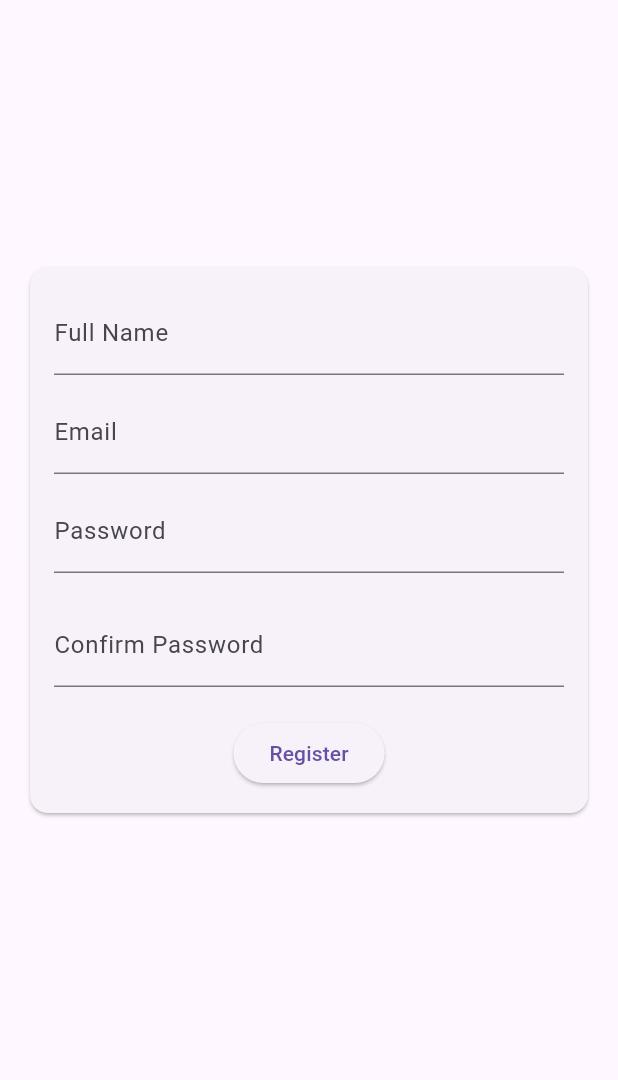
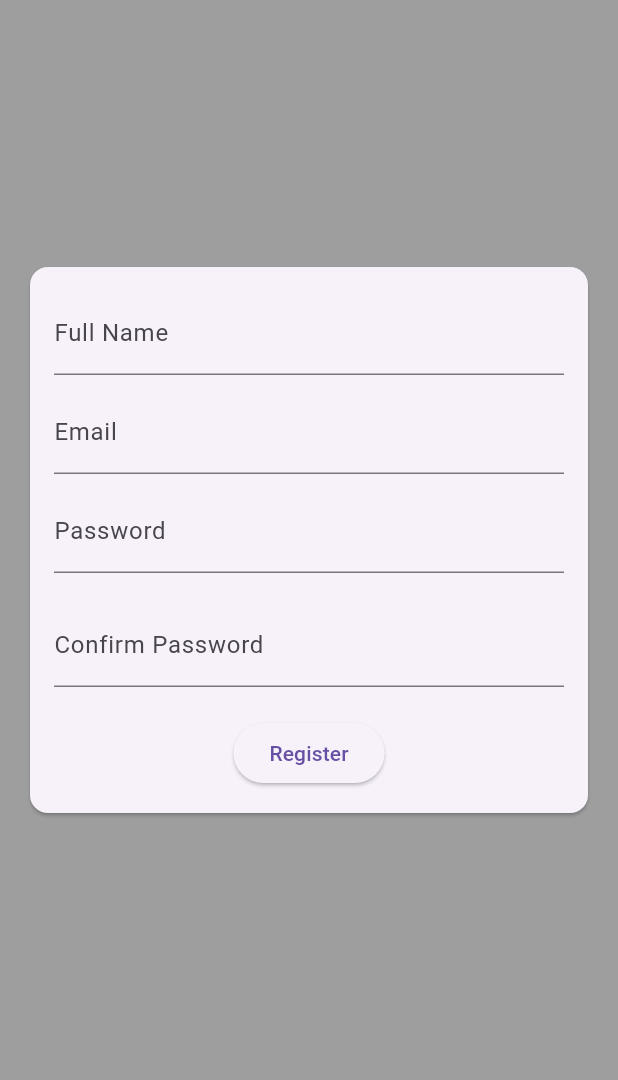
Before and after one commit to Agure-la/myApp, a Flutter app: the screen it shows after launch, tab 2 chosen, on a phone screen of 412 x 824 dp, the part 156-1236 px from its top. Run offline on Flutter 3.47's test engine with Material 3 defaults, Android fonts, the phone set to English and light mode, and no system bars.

Commit message:
changed app background color

```diff
--- a/lib/main.dart
+++ b/lib/main.dart
@@ -20,8 +20,10 @@ class MyApp extends StatelessWidget {
             bottom: TabBar(tabs: [
               Tab(text: 'Login'),
               Tab(text: 'Signup'),
-            ],),
+            ],
+            ),
           ),
+          backgroundColor: Colors.grey,
           body: TabBarView(
               children: [
                 LoginCard(),
```
